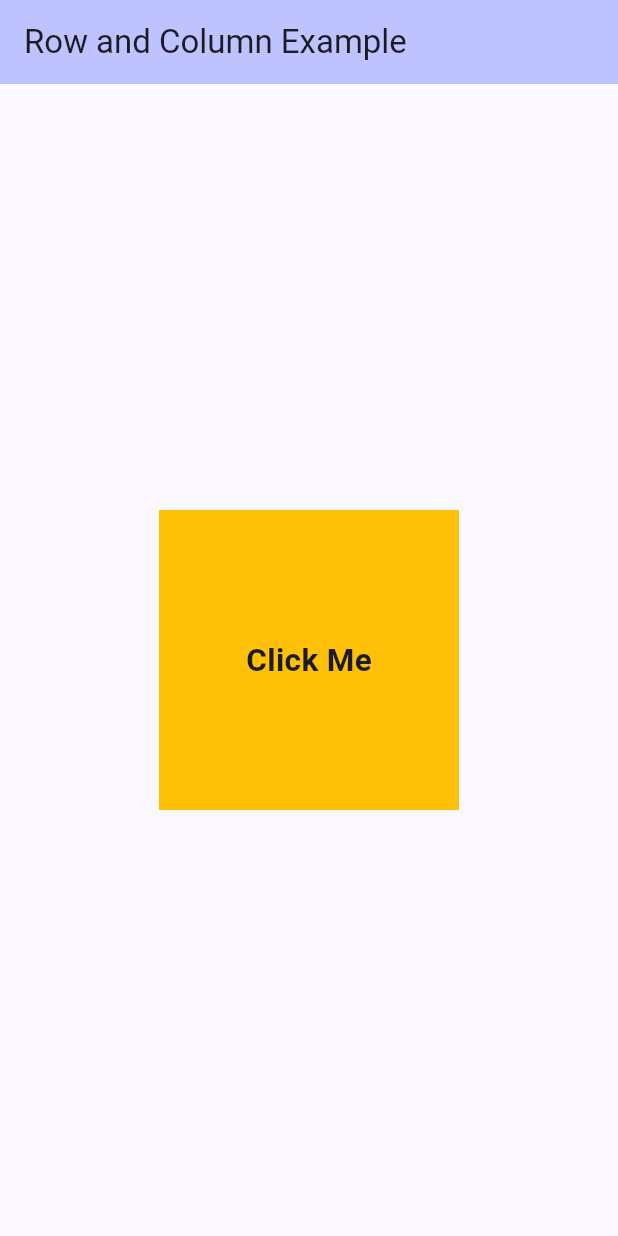
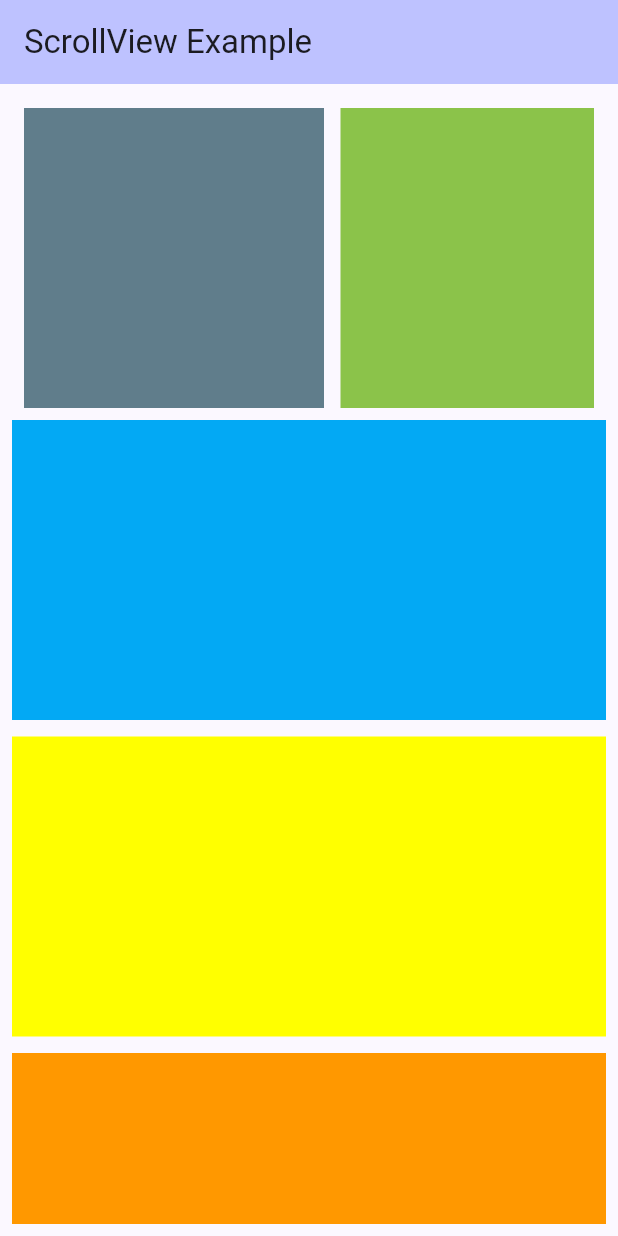
Before and after one commit to sthnischal/Flutter-Basics, a Flutter app: the screen it shows after launch, on a phone screen of 412 x 824 dp. Run offline on Flutter 3.47's test engine with Material 2 defaults, Android fonts, the phone set to English and light mode, and no system bars.

Commit message:
ScrollView Example Added

```diff
--- a/flutterbasics/lib/main.dart
+++ b/flutterbasics/lib/main.dart
@@ -15,7 +15,7 @@ class MyApp extends StatelessWidget {
       debugShowCheckedModeBanner: false,
       theme: ThemeData(
         colorScheme:
-            ColorScheme.fromSeed(seedColor: Color.fromARGB(255, 20, 37, 229)),
+            ColorScheme.fromSeed(seedColor: Color.fromARGB(255, 4, 19, 186)),
         useMaterial3: true,
       ),
       home: const MyHomePage(title: 'Flutter Demo Home Page'),
@@ -46,45 +46,92 @@ class _MyHomePageState extends State<MyHomePage> {
     return Scaffold(
         appBar: AppBar(
           backgroundColor: Theme.of(context).colorScheme.inversePrimary,
-          title: Text('Row and Column Example'),
+          title: Text('ScrollView Example'),
         ),
-        body:
-            // Container(
-            //   child: ElevatedButton(
-            //     child: Text('Click Me'),
-            //     onPressed: () {
-            //       print('Click on Button');
-            //     },
-            //   ),
-            // )
-
-            //Inkwell used for clickable into any widget
-            Center(
-                child: InkWell(
-                    onTap: () {
-                      print('Tapped on Container');
-                    },
-                    onLongPress: () {
-                      print('Long Pressed on Container');
-                    },
-                    onDoubleTap: () {
-                      print('Double Tapped on Container');
-                    },
-                    child: Container(
-                        width: 200,
-                        height: 200,
-                        color: Colors.amber,
-                        child: Center(
-                            child: InkWell(
-                                onTap: () {
-                                  print('Text Widget Tapped');
-                                },
-                                child: Text(
-                                  'Click Me',
-                                  style: TextStyle(
-                                    fontSize: 21,
-                                    fontWeight: FontWeight.w700,
-                                  ),
-                                )))))));
+        body: Padding(
+          padding: const EdgeInsets.all(8.0),
+          child: SingleChildScrollView(
+            child: Column(
+              children: [
+                Padding(
+                  padding: const EdgeInsets.all(8.0),
+                  child: SingleChildScrollView(
+                    scrollDirection: Axis.horizontal,
+                    child: Row(
+                      children: [
+                        Container(
+                          margin: EdgeInsets.only(right: 11),
+                          height: 200,
+                          width: 200,
+                          color: Colors.blueGrey,
+                        ),
+                        Container(
+                          margin: EdgeInsets.only(right: 11),
+                          height: 200,
+                          width: 200,
+                          color: Colors.lightGreen,
+                        ),
+                        Container(
+                          margin: EdgeInsets.only(right: 11),
+                          height: 200,
+                          width: 200,
+                          color: Colors.black,
+                        ),
+                        Container(
+                          margin: EdgeInsets.only(right: 11),
+                          height: 200,
+                          width: 200,
+                          color: Colors.red,
+                        ),
+                      ],
+                    ),
+                  ),
+                ),
+                Container(
+                  margin: EdgeInsets.only(bottom: 11),
+                  height: 200,
+                  //width: 200,
+                  color: Colors.lightBlue,
+                ),
+                Container(
+                  margin: EdgeInsets.only(bottom: 11),
+                  height: 200,
+                  //width: 200,
+                  color: Colors.yellowAccent,
+                ),
+                Container(
+                  margin: EdgeInsets.only(bottom: 11),
+                  height: 200,
+                  //width: 200,
+                  color: Colors.orange,
+                ),
+                Container(
+                  margin: EdgeInsets.only(bottom: 11),
+                  height: 200,
+                  //width: 200,
+                  color: Colors.lightGreen,
+                ),
+                Container(
+                  margin: EdgeInsets.only(bottom: 11),
+                  height: 200,
+                  //width: 200,
+                  color: Colors.lightBlue,
+                ),
+                Container(
+                  margin: EdgeInsets.only(bottom: 11),
+                  height: 200,
+                  //width: 200,
+                  color: Colors.yellowAccent,
+                ),
+                Container(
+                  margin: EdgeInsets.only(bottom: 11),
+                  height: 200,
+                  //width: 200,
+                  color: Colors.orange,
+                )
+              ],
+            ),
+          ),
+        ));
   }
 }
```
